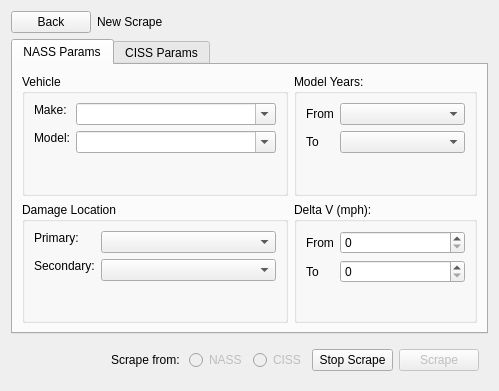
Qt form src/app/ui/ScrapeMenu.ui (caden-maxwell/nhtsa-scrape) before a commit.
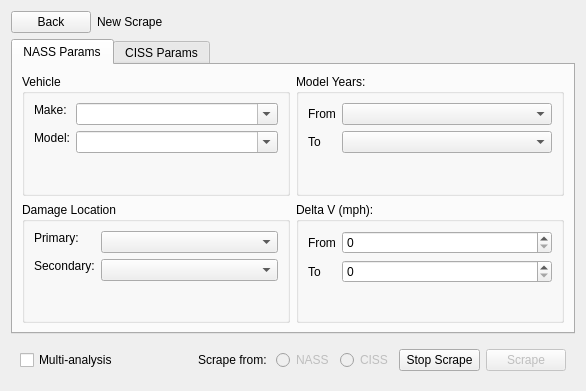
The same form after that commit.

Commit message: Multi-analysis working

Diff of the .ui file:
```diff
--- a/src/app/ui/ScrapeMenu.ui
+++ b/src/app/ui/ScrapeMenu.ui
@@ -6,7 +6,7 @@
    <rect>
     <x>0</x>
     <y>0</y>
-    <width>499</width>
+    <width>586</width>
     <height>391</height>
    </rect>
   </property>
@@ -524,6 +524,13 @@
    <item>
     <widget class="QWidget" name="bottomHLayout" native="true">
      <layout class="QHBoxLayout" name="horizontalLayout_2">
+      <item>
+       <widget class="QCheckBox" name="multiCheckBox">
+        <property name="text">
+         <string>Multi-analysis</string>
+        </property>
+       </widget>
+      </item>
       <item>
        <spacer name="horizontalSpacer">
         <property name="orientation">
```
The commit also changes 7 other files.
